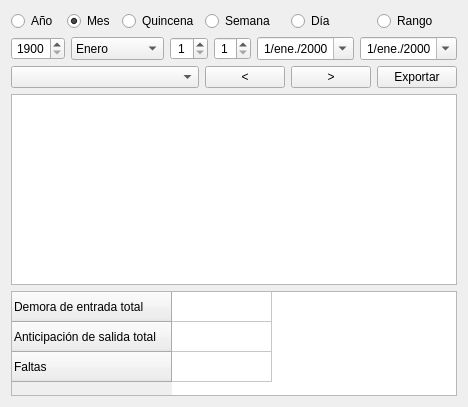
This is historial.ui in enchiladaSuiza/AsistenciaFototeca as Qt 5 draws it before an edit. The edited form follows.
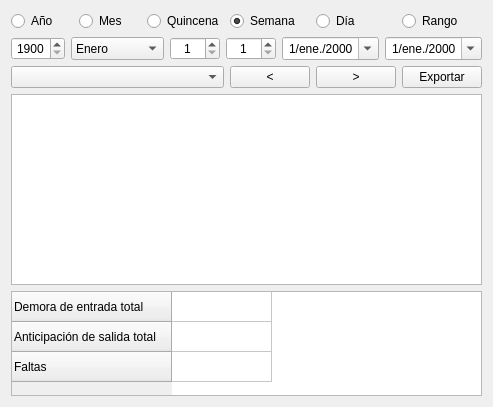
This is the edited form.

Patch:
```diff
--- a/historial.ui
+++ b/historial.ui
@@ -6,7 +6,7 @@
    <rect>
     <x>0</x>
     <y>0</y>
-    <width>468</width>
+    <width>493</width>
     <height>407</height>
    </rect>
   </property>
@@ -20,7 +20,7 @@
       <string>Mes</string>
      </property>
      <property name="checked">
-      <bool>true</bool>
+      <bool>false</bool>
      </property>
      <attribute name="buttonGroup">
       <string notr="true">buttonGroup</string>
@@ -86,6 +86,9 @@
      <property name="text">
       <string>Semana</string>
      </property>
+     <property name="checked">
+      <bool>true</bool>
+     </property>
      <attribute name="buttonGroup">
       <string notr="true">buttonGroup</string>
      </attribute>
```
